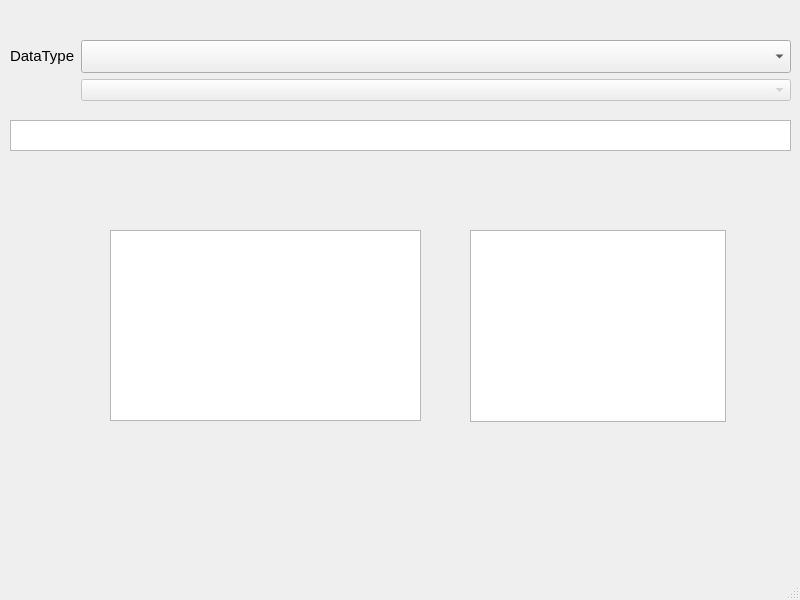
First picture: the form in ui/mainwindow.ui, repository salco/NoteEditorRPGMMV, before the edit.
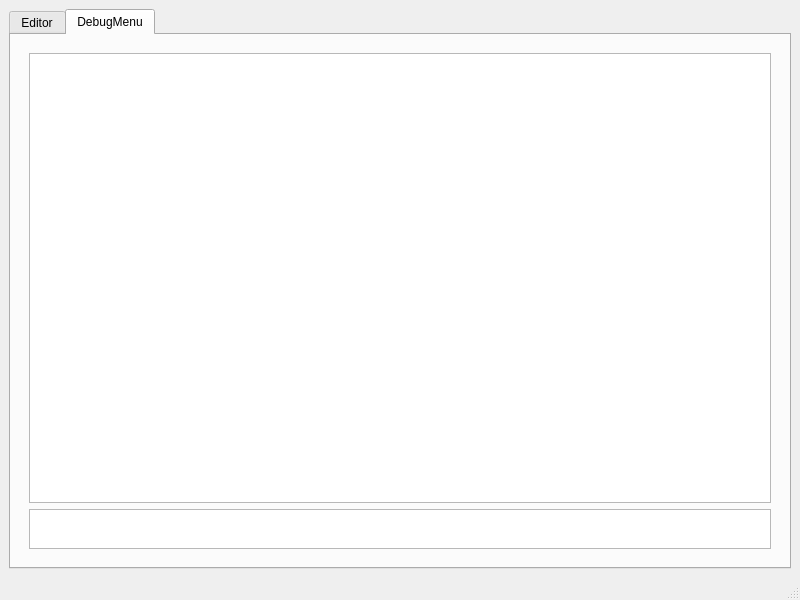
Second picture: the form after the edit. The open tabs and pages were chosen to show the change. Custom widgets are drawn as their Qt base class.

```diff
--- a/ui/mainwindow.ui
+++ b/ui/mainwindow.ui
@@ -14,52 +14,25 @@
    <string>MainWindow</string>
   </property>
   <widget class="QWidget" name="centralwidget">
-   <widget class="CodeEditor" name="plainTextEdit">
-    <property name="geometry">
-     <rect>
-      <x>110</x>
-      <y>230</y>
-      <width>311</width>
-      <height>191</height>
-     </rect>
-    </property>
-   </widget>
-   <widget class="QTextEdit" name="textEdit">
-    <property name="enabled">
-     <bool>true</bool>
-    </property>
-    <property name="geometry">
-     <rect>
-      <x>10</x>
-      <y>120</y>
-      <width>781</width>
-      <height>31</height>
-     </rect>
-    </property>
-    <property name="placeholderText">
-     <string/>
-    </property>
-   </widget>
-   <widget class="QTreeView" name="treeView">
-    <property name="geometry">
-     <rect>
-      <x>470</x>
-      <y>230</y>
-      <width>256</width>
-      <height>192</height>
-     </rect>
-    </property>
-   </widget>
-   <widget class="QWidget" name="horizontalLayoutWidget">
-    <property name="geometry">
-     <rect>
-      <x>10</x>
-      <y>40</y>
-      <width>781</width>
-      <height>80</height>
-     </rect>
-    </property>
-    <layout class="QHBoxLayout" name="horizontalLayout">
+   <layout class="QGridLayout" name="gridLayout_2">
+    <item row="0" column="0">
+     <widget class="QTabWidget" name="tabWidget">
+      <property name="currentIndex">
+       <number>0</number>
+      </property>
+      <widget class="QWidget" name="tab_Editor">
+       <attribute name="title">
+        <string>Editor</string>
+       </attribute>
+       <layout class="QHBoxLayout" name="horizontalLayout_2">
+        <item>
+         <layout class="QVBoxLayout" name="verticalLayout">
+          <property name="spacing">
+           <number>6</number>
+          </property>
+          <property name="sizeConstraint">
+           <enum>QLayout::SetMinAndMaxSize</enum>
+          </property>
      <item>
       <layout class="QFormLayout" name="formLayout_2">
        <item row="0" column="0">
@@ -90,10 +63,54 @@
          </property>
         </widget>
        </item>
+            <item row="2" column="0" colspan="2">
+             <layout class="QGridLayout" name="gridLayout">
+              <item row="0" column="0">
+               <widget class="CodeEditor" name="plainTextEdit"/>
+              </item>
       </layout>
      </item>
     </layout>
-   </widget>
+          </item>
+         </layout>
+        </item>
+       </layout>
+      </widget>
+      <widget class="QWidget" name="tab_Debug">
+       <attribute name="title">
+        <string>DebugMenu</string>
+       </attribute>
+       <layout class="QGridLayout" name="gridLayout_3">
+        <item row="0" column="0">
+         <widget class="QWidget" name="widget" native="true">
+          <layout class="QGridLayout" name="gridLayout_4">
+           <item row="0" column="0">
+            <widget class="QTreeView" name="treeView"/>
+           </item>
+           <item row="1" column="0">
+            <widget class="QTextEdit" name="textEdit">
+             <property name="enabled">
+              <bool>true</bool>
+             </property>
+             <property name="maximumSize">
+              <size>
+               <width>16777215</width>
+               <height>40</height>
+              </size>
+             </property>
+             <property name="placeholderText">
+              <string/>
+             </property>
+            </widget>
+           </item>
+          </layout>
+         </widget>
+        </item>
+       </layout>
+      </widget>
+     </widget>
+    </item>
+   </layout>
   </widget>
   <widget class="QMenuBar" name="menubar">
    <property name="geometry">
```
Lines whose indentation alone changed are shown as unchanged.
